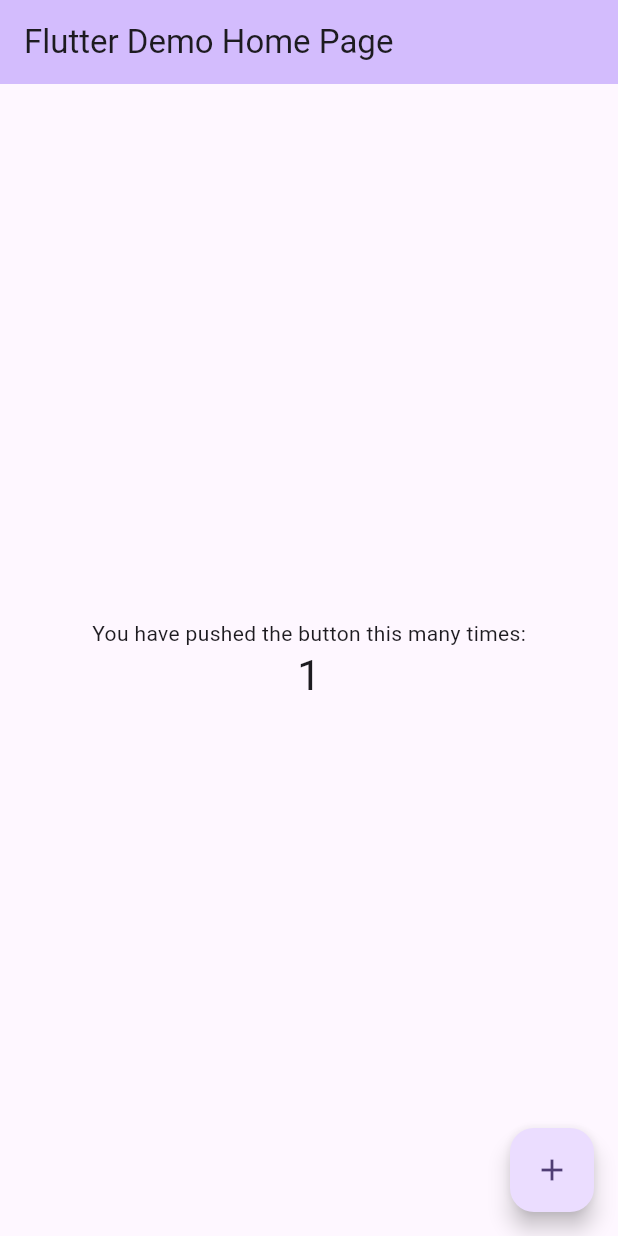
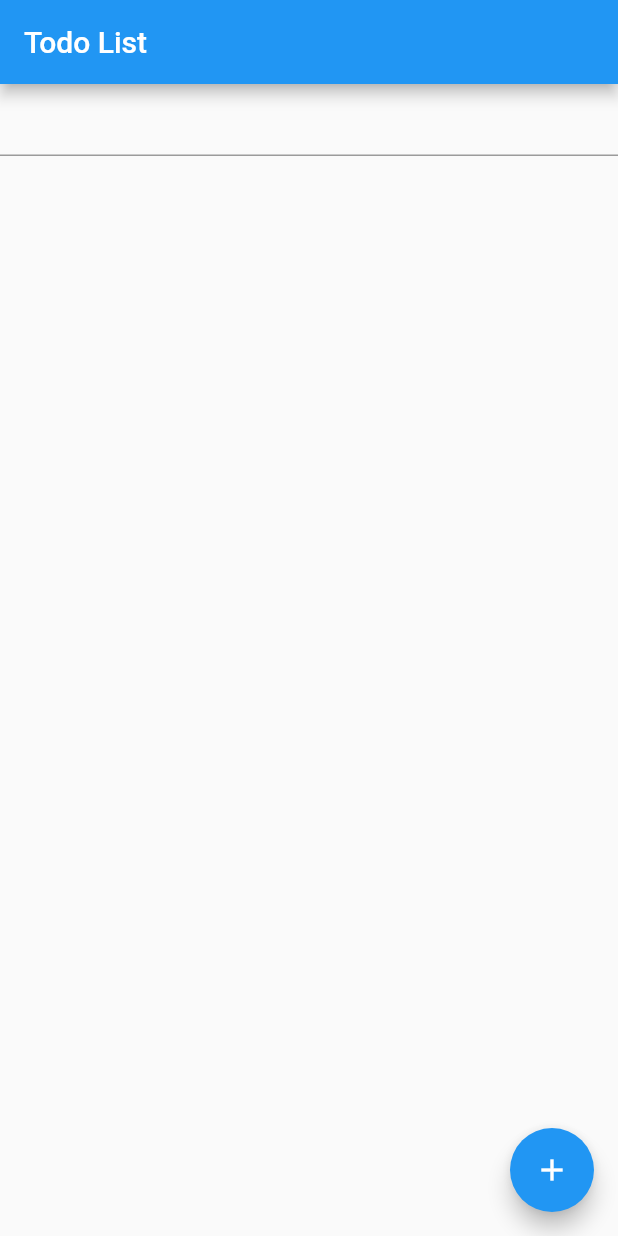
Before and after one commit to fdldestriana/flutter-testing-example, a Flutter app: the screen it shows after launch, after a tap on the "add" icon, on a phone screen of 412 x 824 dp. Run offline on Flutter 3.47's test engine with Material 2 defaults, Android fonts, the phone set to English and light mode, and no system bars.

Commit message:
adding example of widget test in flutter

```diff
--- a/lib/main.dart
+++ b/lib/main.dart
@@ -1,6 +1,8 @@
+import 'dart:async';
 import 'dart:convert';
+
 import 'package:flutter/material.dart';
-import 'package:flutter_testing_example/model/album.dart';
+import 'package:flutter_testing_example/todo_list.dart';
 import 'package:http/http.dart' as http;
 
 Future<Album> fetchAlbum(http.Client client) async {
@@ -8,75 +10,79 @@ Future<Album> fetchAlbum(http.Client client) async {
       .get(Uri.parse('https://jsonplaceholder.typicode.com/albums/1'));
 
   if (response.statusCode == 200) {
+    // If the server did return a 200 OK response,
+    // then parse the JSON.
     return Album.fromJson(jsonDecode(response.body));
   } else {
+    // If the server did not return a 200 OK response,
+    // then throw an exception.
     throw Exception('Failed to load album');
   }
 }
 
-void main() {
-  runApp(const MyApp());
+class Album {
+  final int userId;
+  final int id;
+  final String title;
+
+  const Album({
+    required this.userId,
+    required this.id,
+    required this.title,
+  });
+
+  factory Album.fromJson(Map<String, dynamic> json) {
+    return Album(
+      userId: json['userId'],
+      id: json['id'],
+      title: json['title'],
+    );
+  }
 }
 
-class MyApp extends StatelessWidget {
+void main() => runApp(const TodoList());
+
+class MyApp extends StatefulWidget {
   const MyApp({super.key});
+
+  @override
+  State<MyApp> createState() => _MyAppState();
+}
+
+class _MyAppState extends State<MyApp> {
+  late Future<Album> futureAlbum;
+
+  @override
+  void initState() {
+    super.initState();
+    futureAlbum = fetchAlbum(http.Client());
+  }
 
   @override
   Widget build(BuildContext context) {
     return MaterialApp(
-      title: 'Flutter Demo',
+      title: 'Fetch Data Example',
       theme: ThemeData(
-        colorScheme: ColorScheme.fromSeed(seedColor: Colors.deepPurple),
-        useMaterial3: true,
+        primarySwatch: Colors.blue,
       ),
-      home: const MyHomePage(title: 'Flutter Demo Home Page'),
-    );
-  }
-}
-
-class MyHomePage extends StatefulWidget {
-  const MyHomePage({super.key, required this.title});
-
-  final String title;
-
-  @override
-  State<MyHomePage> createState() => _MyHomePageState();
-}
-
-class _MyHomePageState extends State<MyHomePage> {
-  int _counter = 0;
-
-  void _incrementCounter() {
-    setState(() {
-      _counter++;
-    });
-  }
-
-  @override
-  Widget build(BuildContext context) {
-    return Scaffold(
-      appBar: AppBar(
-        backgroundColor: Theme.of(context).colorScheme.inversePrimary,
-        title: Text(widget.title),
-      ),
-      body: Center(
-        child: Column(
-          mainAxisAlignment: MainAxisAlignment.center,
-          children: <Widget>[
-            const Text(
-              'You have pushed the button this many times:',
-            ),
-            Text(
-              '$_counter',
-              style: Theme.of(context).textTheme.headlineMedium,
-            ),
-          ],
+      home: Scaffold(
+        appBar: AppBar(
+          title: const Text('Fetch Data Example'),
         ),
-      ),
-      floatingActionButton: FloatingActionButton(
-        onPressed: _incrementCounter,
-        tooltip: 'Increment',
-        child: const Icon(Icons.add),
+        body: Center(
+          child: FutureBuilder<Album>(
+            future: futureAlbum,
+            builder: (context, snapshot) {
+              if (snapshot.hasData) {
+                return Text(snapshot.data!.title);
+              } else if (snapshot.hasError) {
+                return Text('${snapshot.error}');
+              }
+              // By default, show a loading spinner.
+              return const CircularProgressIndicator();
+            },
+          ),
+        ),
       ),
     );
   }
--- /dev/null
+++ b/lib/my_widget.dart
@@ -0,0 +1,21 @@
+import 'package:flutter/material.dart';
+
+class MyWidget extends StatelessWidget {
+  const MyWidget({super.key, required this.title, required this.message});
+  final String title;
+  final String message;
+  @override
+  Widget build(BuildContext context) {
+    return MaterialApp(
+      title: 'Flutter Demo',
+      home: Scaffold(
+        appBar: AppBar(
+          title: Text(title),
+        ),
+        body: Center(
+          child: Text(message),
+        ),
+      ),
+    );
+  }
+}
--- /dev/null
+++ b/lib/my_widget_list.dart
@@ -0,0 +1,32 @@
+import 'package:flutter/material.dart';
+
+class MyWidgetList extends StatelessWidget {
+  MyWidgetList({super.key});
+  final List<String> items = List.generate(10000, (index) => "Item $index");
+
+  @override
+  Widget build(BuildContext context) {
+    return MaterialApp(
+      title: 'Long List',
+      home: Scaffold(
+        appBar: AppBar(
+          title: const Text("Long List"),
+        ),
+        body: ListView.builder(
+            // adding key to make test env find the list easily and scroll through it
+            key: const Key('long_list'),
+            itemCount: items.length,
+            itemBuilder: (context, index) {
+              return ListTile(
+                title: Text(
+                  // add key to each Text widget to make test env easily find particular
+                  // widget within the list and verify that the text is correct
+                  key: Key('item_${index}_text'),
+                  items[index],
+                ),
+              );
+            }),
+      ),
+    );
+  }
+}
--- /dev/null
+++ b/lib/todo_list.dart
@@ -0,0 +1,57 @@
+import 'package:flutter/material.dart';
+
+class TodoList extends StatefulWidget {
+  const TodoList({super.key});
+
+  @override
+  State<TodoList> createState() => _TodoListState();
+}
+
+class _TodoListState extends State<TodoList> {
+  static const _appTitle = 'Todo List';
+  final todos = <String>[];
+  final controller = TextEditingController();
+
+  @override
+  Widget build(BuildContext context) {
+    return MaterialApp(
+      title: _appTitle,
+      home: Scaffold(
+        appBar: AppBar(
+          title: const Text(_appTitle),
+        ),
+        body: Column(
+          children: [
+            TextField(
+              controller: controller,
+            ),
+            Expanded(
+              child: ListView.builder(
+                itemCount: todos.length,
+                itemBuilder: (context, index) {
+                  final todo = todos[index];
+
+                  return Dismissible(
+                    key: Key('$todo$index'),
+                    onDismissed: (direction) => todos.removeAt(index),
+                    background: Container(color: Colors.red),
+                    child: ListTile(title: Text(todo)),
+                  );
+                },
+              ),
+            ),
+          ],
+        ),
+        floatingActionButton: FloatingActionButton(
+          onPressed: () {
+            setState(() {
+              todos.add(controller.text);
+              controller.clear();
+            });
+          },
+          child: const Icon(Icons.add),
+        ),
+      ),
+    );
+  }
+}
```
Also changed, not shown: lib/model/album.dart (deleted, +0 -19 lines), 4 other files.
